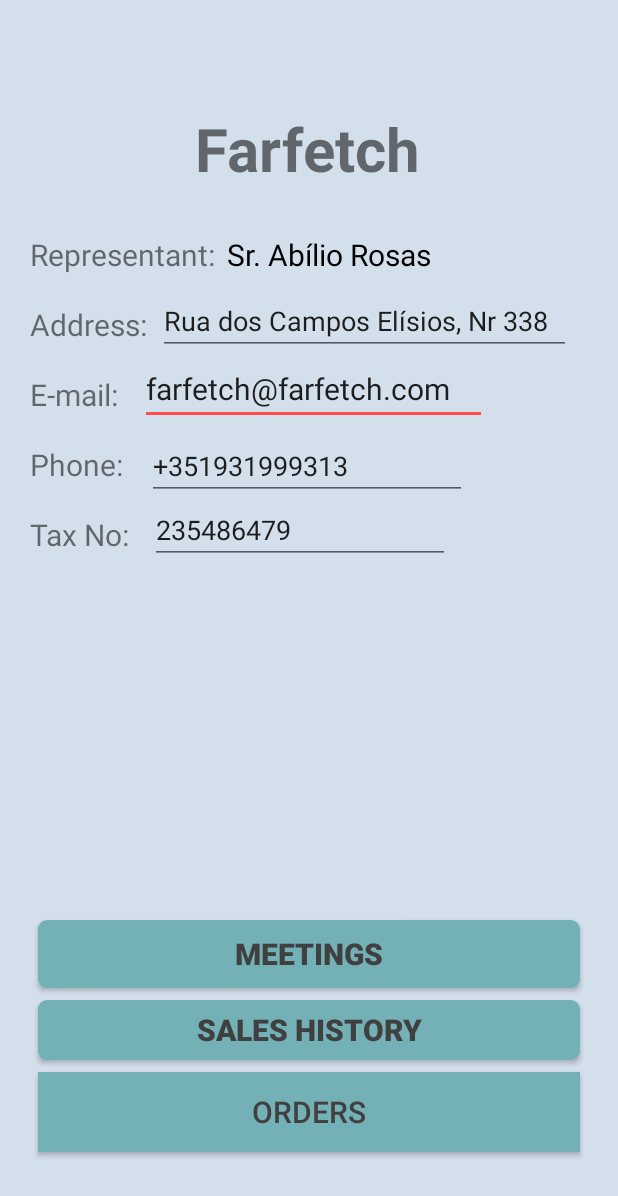
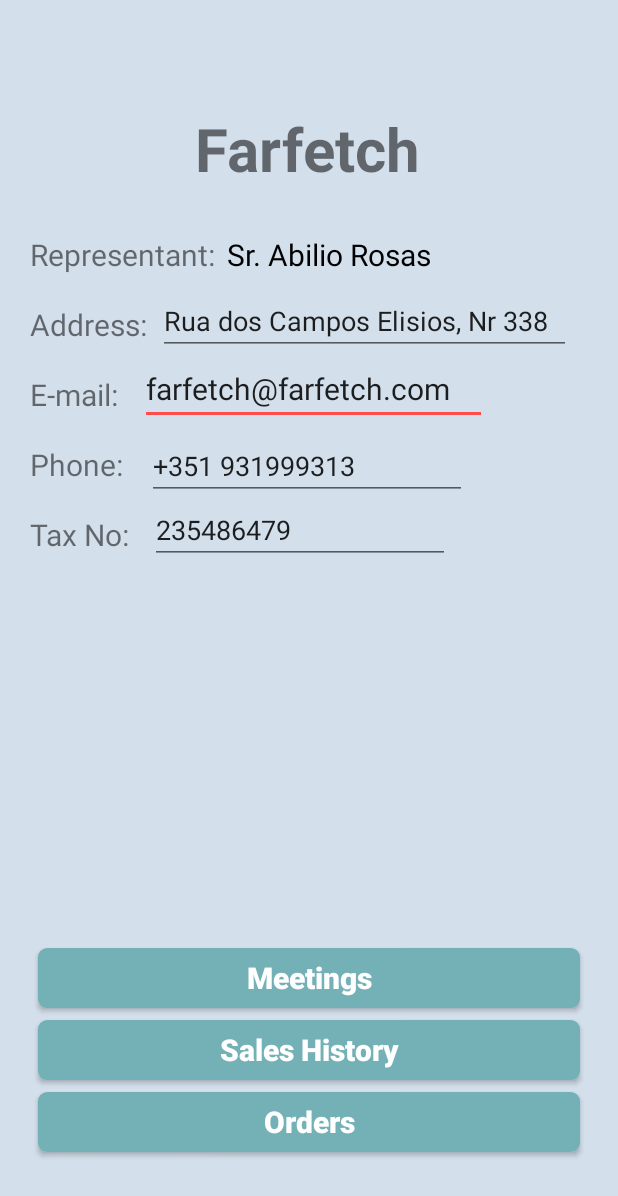
Before and after one commit to Antypurus/AndroidERPSinf, an Android app: the layout view_customer.xml on its own in the app's theme, with its tools: preview values and no code run, on a phone screen of 412 x 824 dp. Shown: the top 1196 px of the screen. Run offline under Robolectric (Android 15) with nearby library versions, the phone set to English and light mode, and no system bars.

Commit message:
fixed constraints for view customer

```diff
--- a/Android/app/src/main/res/layout-land/view_customer.xml
+++ b/Android/app/src/main/res/layout-land/view_customer.xml
@@ -8,7 +8,7 @@
     tools:context=".MainActivity">
 
     <TextView
-        android:id="@+id/textView2"
+        android:id="@+id/customer_name"
         android:layout_width="202dp"
         android:layout_height="43dp"
         android:layout_marginStart="8dp"
@@ -33,14 +33,14 @@
         android:text="Representant:"
         android:textSize="18sp"
         app:layout_constraintStart_toStartOf="parent"
-        app:layout_constraintTop_toBottomOf="@+id/textView2" />
+        app:layout_constraintTop_toBottomOf="@+id/customer_name" />
 
     <TextView
-        android:id="@+id/textView9"
+        android:id="@+id/representative_name"
         android:layout_width="103dp"
         android:layout_height="23dp"
         android:layout_marginStart="8dp"
-        android:text="Sr. Abílio Rosas"
+        android:text="@string/view_customer_representative"
         android:textColor="@android:color/black"
         android:textSize="14sp"
         app:layout_constraintBaseline_toBaselineOf="@+id/textView3"
@@ -91,56 +91,56 @@
         app:layout_constraintTop_toBottomOf="@+id/textView6" />
 
     <EditText
-        android:id="@+id/editText"
+        android:id="@+id/custumer_email"
         android:layout_width="167dp"
         android:layout_height="39dp"
         android:layout_marginStart="8dp"
         android:ems="10"
         android:inputType="textEmailAddress"
         android:singleLine="false"
-        android:text="farfetch@farfetch.com"
+        android:text="@string/view_customer_email"
         android:textSize="14sp"
         app:layout_constraintBaseline_toBaselineOf="@+id/textView5"
         app:layout_constraintStart_toEndOf="@+id/textView5" />
 
     <EditText
-        android:id="@+id/editText3"
-        android:layout_width="275dp"
+        android:id="@+id/customer_address"
+        android:layout_width="226dp"
         android:layout_height="35dp"
         android:layout_marginStart="8dp"
         android:ems="10"
         android:inputType="textPostalAddress"
-        android:text="Rua dos Campos Elísios, Nr 338"
+        android:text="@string/view_customer_address"
         android:textSize="14sp"
         app:layout_constraintBaseline_toBaselineOf="@+id/textView10"
         app:layout_constraintStart_toEndOf="@+id/textView10" />
 
     <EditText
-        android:id="@+id/editText4"
+        android:id="@+id/customer_phone"
         android:layout_width="121dp"
         android:layout_height="35dp"
         android:layout_marginStart="8dp"
         android:ems="10"
         android:inputType="phone"
-        android:text="+351931999313"
+        android:text="@string/view_customer_phone"
         android:textSize="14sp"
         app:layout_constraintBaseline_toBaselineOf="@+id/textView6"
         app:layout_constraintStart_toEndOf="@+id/textView6" />
 
     <EditText
-        android:id="@+id/editText5"
+        android:id="@+id/customer_tax_no"
         android:layout_width="89dp"
         android:layout_height="37dp"
         android:layout_marginStart="8dp"
         android:ems="10"
         android:inputType="numberDecimal"
-        android:text="235486479"
+        android:text="@string/view_customer_taxno"
         android:textSize="14sp"
         app:layout_constraintBaseline_toBaselineOf="@+id/textView7"
         app:layout_constraintStart_toEndOf="@+id/textView7" />
 
     <Button
-        android:id="@+id/Meetings"
+        android:id="@+id/meetings_button"
         android:layout_width="390dp"
         android:layout_height="40dp"
         android:layout_marginStart="8dp"
@@ -149,15 +149,15 @@
         android:background="@drawable/rounded_corner_blue"
         android:text="Meetings"
         android:textAllCaps="false"
-        android:textColor="@color/gray"
+        android:textColor="@color/white"
         android:textSize="20sp"
         android:textStyle="bold"
-        app:layout_constraintBottom_toTopOf="@+id/button3"
+        app:layout_constraintBottom_toTopOf="@+id/sales_hist_button"
         app:layout_constraintEnd_toEndOf="parent"
         app:layout_constraintStart_toStartOf="parent" />
 
     <Button
-        android:id="@+id/button3"
+        android:id="@+id/sales_hist_button"
         android:layout_width="390dp"
         android:layout_height="40dp"
         android:layout_marginStart="8dp"
@@ -166,15 +166,15 @@
         android:background="@drawable/rounded_corner_blue"
         android:text="Sales History"
         android:textAllCaps="false"
-        android:textColor="@color/gray"
+        android:textColor="@color/white"
         android:textSize="20sp"
         android:textStyle="bold"
-        app:layout_constraintBottom_toTopOf="@+id/button4"
+        app:layout_constraintBottom_toTopOf="@+id/orders_button"
         app:layout_constraintEnd_toEndOf="parent"
         app:layout_constraintStart_toStartOf="parent" />
 
     <Button
-        android:id="@+id/button4"
+        android:id="@+id/orders_button"
         android:layout_width="390dp"
         android:layout_height="40dp"
         android:layout_marginStart="8dp"
@@ -183,7 +183,7 @@
         android:background="@drawable/rounded_corner_blue"
         android:text="Orders"
         android:textAllCaps="false"
-        android:textColor="@color/gray"
+        android:textColor="@color/white"
         android:textSize="20sp"
         android:textStyle="bold"
         app:layout_constraintBottom_toBottomOf="parent"
--- a/Android/app/src/main/res/layout/activity_main.xml
+++ b/Android/app/src/main/res/layout/activity_main.xml
@@ -7,7 +7,7 @@
     tools:context=".MainActivity">
 
     <Button
-        android:id="@+id/button3"
+        android:id="@+id/sales_hist_button"
         android:layout_width="0dp"
         android:layout_height="0dp"
         android:layout_marginStart="16dp"
@@ -15,7 +15,7 @@
         android:layout_marginBottom="48dp"
         android:text="Catálogo"
         app:layout_constraintBottom_toBottomOf="parent"
-        app:layout_constraintEnd_toStartOf="@+id/button4"
+        app:layout_constraintEnd_toStartOf="@+id/orders_button"
         app:layout_constraintStart_toStartOf="parent"
         app:layout_constraintTop_toBottomOf="@+id/button5" />
 
@@ -28,7 +28,7 @@
         android:layout_marginEnd="16dp"
         android:layout_marginBottom="15dp"
         android:text="Agenda"
-        app:layout_constraintBottom_toTopOf="@+id/button3"
+        app:layout_constraintBottom_toTopOf="@+id/sales_hist_button"
         app:layout_constraintEnd_toStartOf="@+id/button6"
         app:layout_constraintStart_toStartOf="parent"
         app:layout_constraintTop_toTopOf="parent" />
@@ -41,13 +41,13 @@
         android:layout_marginEnd="16dp"
         android:layout_marginBottom="15dp"
         android:text="Clientes"
-        app:layout_constraintBottom_toTopOf="@+id/button4"
+        app:layout_constraintBottom_toTopOf="@+id/orders_button"
         app:layout_constraintEnd_toEndOf="parent"
         app:layout_constraintStart_toEndOf="@+id/button5"
         app:layout_constraintTop_toTopOf="parent" />
 
     <Button
-        android:id="@+id/button4"
+        android:id="@+id/orders_button"
         android:layout_width="0dp"
         android:layout_height="0dp"
         android:layout_marginEnd="16dp"
@@ -57,7 +57,7 @@
         android:textColorLink="@color/colorPrimary"
         app:layout_constraintBottom_toBottomOf="parent"
         app:layout_constraintEnd_toEndOf="parent"
-        app:layout_constraintStart_toEndOf="@+id/button3"
+        app:layout_constraintStart_toEndOf="@+id/sales_hist_button"
         app:layout_constraintTop_toBottomOf="@+id/button6" />
 
 </android.support.constraint.ConstraintLayout>
--- a/Android/app/src/main/res/layout/view_customer.xml
+++ b/Android/app/src/main/res/layout/view_customer.xml
@@ -8,7 +8,7 @@
     tools:context=".MainActivity">
 
     <TextView
-        android:id="@+id/textView2"
+        android:id="@+id/customer_name"
         android:layout_width="202dp"
         android:layout_height="68dp"
         android:layout_marginStart="104dp"
@@ -31,13 +31,13 @@
         android:textAlignment="viewStart"
         android:textSize="20sp"
         app:layout_constraintStart_toStartOf="parent"
-        app:layout_constraintTop_toBottomOf="@+id/textView2" />
+        app:layout_constraintTop_toBottomOf="@+id/customer_name" />
 
     <TextView
-        android:id="@+id/textView9"
+        android:id="@+id/representative_name"
         android:layout_width="192dp"
         android:layout_height="31dp"
-        android:text="Sr. Abílio Rosas"
+        android:text="@string/view_customer_representative"
         android:textColor="@android:color/black"
         android:textSize="20sp"
         app:layout_constraintBaseline_toBaselineOf="@+id/textView3"
@@ -89,89 +89,93 @@
         app:layout_constraintTop_toBottomOf="@+id/textView6" />
 
     <EditText
-        android:id="@+id/editText"
+        android:id="@+id/custumer_email"
         android:layout_width="231dp"
         android:layout_height="44dp"
         android:layout_marginStart="8dp"
         android:ems="10"
         android:inputType="textEmailAddress"
         android:singleLine="false"
-        android:text="farfetch@farfetch.com"
+        android:text="@string/view_customer_email"
         android:textSize="20sp"
         app:layout_constraintBaseline_toBaselineOf="@+id/textView5"
         app:layout_constraintStart_toEndOf="@+id/textView5" />
 
     <EditText
-        android:id="@+id/editText3"
+        android:id="@+id/customer_address"
         android:layout_width="275dp"
         android:layout_height="42dp"
         android:ems="10"
         android:inputType="textPostalAddress"
-        android:text="Rua dos Campos Elísios, Nr 338"
+        android:text="@string/view_customer_address"
         app:layout_constraintBaseline_toBaselineOf="@+id/textView10"
         app:layout_constraintStart_toEndOf="@+id/textView10" />
 
     <EditText
-        android:id="@+id/editText4"
+        android:id="@+id/customer_phone"
         android:layout_width="wrap_content"
         android:layout_height="wrap_content"
         android:layout_marginStart="8dp"
         android:ems="10"
         android:inputType="phone"
-        android:text="+351931999313"
+        android:text="@string/view_customer_phone"
         app:layout_constraintBaseline_toBaselineOf="@+id/textView6"
         app:layout_constraintStart_toEndOf="@+id/textView6" />
 
     <EditText
-        android:id="@+id/editText5"
+        android:id="@+id/customer_tax_no"
         android:layout_width="200dp"
         android:layout_height="41dp"
         android:layout_marginStart="8dp"
         android:ems="10"
         android:inputType="numberDecimal"
-        android:text="235486479"
+        android:text="@string/view_customer_taxno"
         app:layout_constraintBaseline_toBaselineOf="@+id/textView7"
         app:layout_constraintStart_toEndOf="@+id/textView7" />
 
     <Button
-        android:id="@+id/Meetings"
+        android:id="@+id/meetings_button"
         android:layout_width="361dp"
-        android:layout_height="45dp"
+        android:layout_height="40dp"
         android:layout_marginBottom="8dp"
         android:background="@drawable/rounded_corner_blue"
-        android:text="MEETINGS"
-        android:textColor="@color/gray"
+        android:text="Meetings"
+        android:textAllCaps="false"
+        android:textColor="@color/white"
         android:textSize="20sp"
         android:textStyle="bold"
-        app:layout_constraintBottom_toTopOf="@+id/button3"
+        app:layout_constraintBottom_toTopOf="@+id/sales_hist_button"
         app:layout_constraintEnd_toEndOf="parent"
         app:layout_constraintHorizontal_bias="0.5"
         app:layout_constraintStart_toStartOf="parent" />
 
     <Button
-        android:id="@+id/button3"
+        android:id="@+id/sales_hist_button"
         android:layout_width="361dp"
         android:layout_height="40dp"
         android:layout_marginBottom="8dp"
         android:background="@drawable/rounded_corner_blue"
         android:text="Sales History"
-        android:textColor="@color/gray"
+        android:textAllCaps="false"
+        android:textColor="@color/white"
         android:textSize="20sp"
         android:textStyle="bold"
-        app:layout_constraintBottom_toTopOf="@+id/button4"
+        app:layout_constraintBottom_toTopOf="@+id/orders_button"
         app:layout_constraintEnd_toEndOf="parent"
         app:layout_constraintHorizontal_bias="0.5"
         app:layout_constraintStart_toStartOf="parent" />
 
     <Button
-        android:id="@+id/button4"
+        android:id="@+id/orders_button"
         android:layout_width="361dp"
-        android:layout_height="53dp"
+        android:layout_height="40dp"
         android:layout_marginBottom="56dp"
-        android:background="@color/old_copper_blue"
+        android:background="@drawable/rounded_corner_blue"
         android:text="Orders"
-        android:textColor="@color/gray"
+        android:textAllCaps="false"
+        android:textColor="@color/white"
         android:textSize="20sp"
+        android:textStyle="bold"
         app:layout_constraintBottom_toBottomOf="parent"
         app:layout_constraintEnd_toEndOf="parent"
         app:layout_constraintStart_toStartOf="parent" />
--- a/Android/app/src/main/res/values/strings.xml
+++ b/Android/app/src/main/res/values/strings.xml
@@ -23,4 +23,13 @@
     <string name="sale_order">Sale</string>
     <string name="reservation">Reservation</string>
     <!-- ************************************************************ -->
+
+    <!-- ********* Strings for the Customer view ******************** -->
+    <string name="view_custumer_name">Farfetch</string>
+    <string name="view_customer_representative">Sr. Abilio Rosas</string>
+    <string name="view_customer_address">Rua dos Campos Elisios, Nr 338</string>
+    <string name="view_customer_email">farfetch@farfetch.com</string>
+    <string name="view_customer_phone">+351 931999313</string>
+    <string name="view_customer_taxno">235486479</string>
+    <!-- ************************************************************ -->
 </resources>
```
